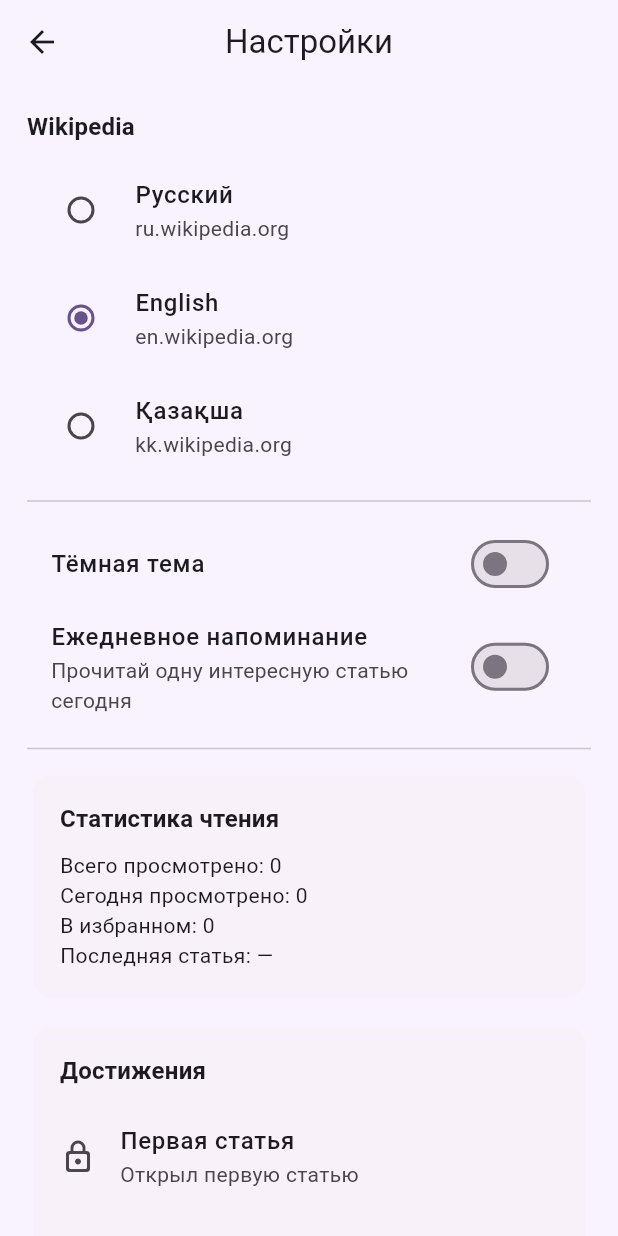
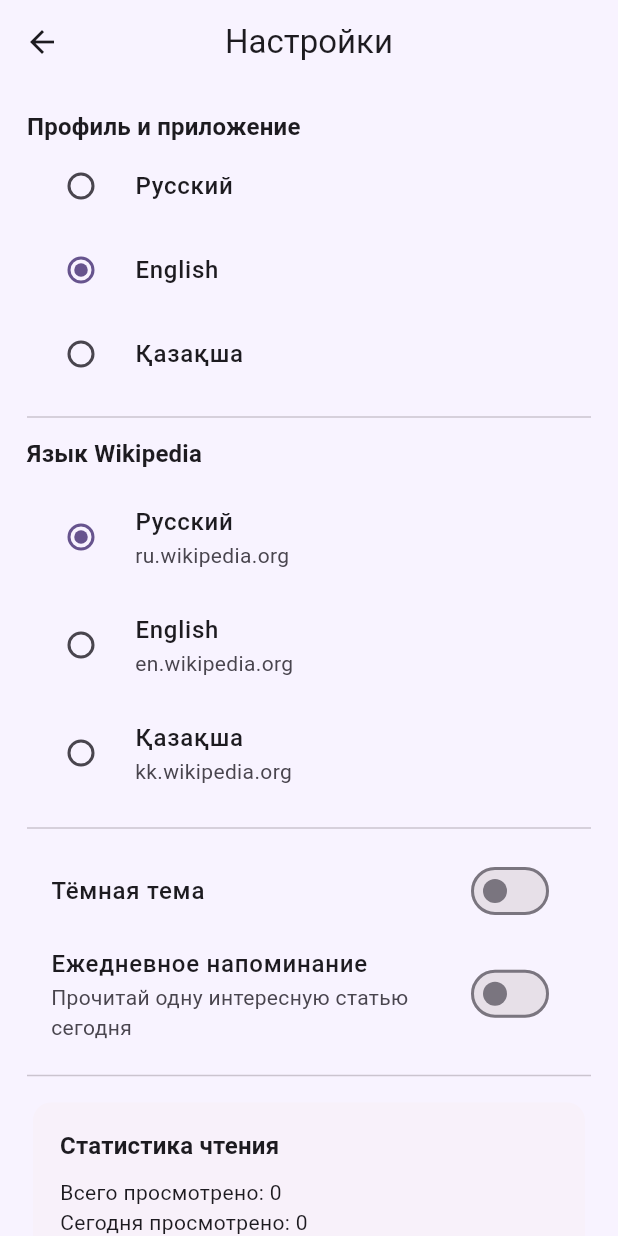
Before and after one commit to Yrysa/AndroidST, a Flutter app: the SettingsScreen screen opened directly, after a tap on "English", on a phone screen of 412 x 824 dp. Run offline on Flutter 3.47's test engine with Material 3 defaults, Android fonts, the phone set to English and light mode, and no system bars; our stand-ins replace share_plus, shared_preferences; accounts and stored records are empty; network calls fail.

Commit message:
Improve settings with app language and version 2.82.47

```diff
--- a/yrys/lib/features/settings/settings_screen.dart
+++ b/yrys/lib/features/settings/settings_screen.dart
@@ -1,13 +1,38 @@
 // made by Yrysa
 import 'package:flutter/material.dart';
+import 'package:shared_preferences/shared_preferences.dart';
 import 'package:url_launcher/url_launcher.dart';
 
 import '../../app/wiki_app_state.dart';
 import '../../app/wiki_state_scope.dart';
 import '../../core/constants/app_constants.dart';
 
-class SettingsScreen extends StatelessWidget {
+class SettingsScreen extends StatefulWidget {
   const SettingsScreen({super.key});
+
+  @override
+  State<SettingsScreen> createState() => _SettingsScreenState();
+}
+
+class _SettingsScreenState extends State<SettingsScreen> {
+  String _appLanguage = 'ru';
+
+  @override
+  void initState() {
+    super.initState();
+    _loadLanguage();
+  }
+
+  Future<void> _loadLanguage() async {
+    final prefs = await SharedPreferences.getInstance();
+    setState(() => _appLanguage = prefs.getString('app_language') ?? 'ru');
+  }
+
+  Future<void> _setAppLanguage(String value) async {
+    final prefs = await SharedPreferences.getInstance();
+    await prefs.setString('app_language', value);
+    setState(() => _appLanguage = value);
+  }
 
   Future<void> _openGithub() async {
     await launchUrl(Uri.parse(AppConstants.githubUrl), mode: LaunchMode.externalApplication);
@@ -21,7 +46,12 @@
       body: ListView(
         padding: const EdgeInsets.all(18),
         children: [
-          Text('Wikipedia', style: Theme.of(context).textTheme.titleMedium),
+          Text('Профиль и приложение', style: Theme.of(context).textTheme.titleMedium),
+          RadioListTile<String>(title: const Text('Русский'), value: 'ru', groupValue: _appLanguage, onChanged: (v) => _setAppLanguage(v!)),
+          RadioListTile<String>(title: const Text('English'), value: 'en', groupValue: _appLanguage, onChanged: (v) => _setAppLanguage(v!)),
+          RadioListTile<String>(title: const Text('Қазақша'), value: 'kk', groupValue: _appLanguage, onChanged: (v) => _setAppLanguage(v!)),
+          const Divider(height: 28),
+          Text('Язык Wikipedia', style: Theme.of(context).textTheme.titleMedium),
           const SizedBox(height: 8),
           for (final language in WikiLanguage.values)
             RadioListTile<WikiLanguage>(
@@ -50,28 +80,10 @@
           const SizedBox(height: 12),
           _AchievementsCard(state: state),
           const SizedBox(height: 12),
-          ListTile(
-            leading: const Icon(Icons.history_rounded),
-            title: const Text('Очистить историю'),
-            onTap: state.clearHistory,
-          ),
-          ListTile(
-            leading: const Icon(Icons.favorite_rounded),
-            title: const Text('Очистить избранное'),
-            onTap: state.clearFavorites,
-          ),
-          ListTile(
-            leading: const Icon(Icons.code_rounded),
-            title: const Text('Открыть GitHub автора'),
-            subtitle: const Text(AppConstants.githubUrl),
-            onTap: _openGithub,
-          ),
-          const AboutListTile(
-            icon: Icon(Icons.info_outline_rounded),
-            applicationName: AppConstants.appName,
-            applicationVersion: '1.1.0',
-            applicationLegalese: 'made by Yrysa',
-          ),
+          ListTile(leading: const Icon(Icons.history_rounded), title: const Text('Очистить историю'), onTap: state.clearHistory),
+          ListTile(leading: const Icon(Icons.favorite_rounded), title: const Text('Очистить избранное'), onTap: state.clearFavorites),
+          ListTile(leading: const Icon(Icons.code_rounded), title: const Text('Открыть GitHub автора'), subtitle: const Text(AppConstants.githubUrl), onTap: _openGithub),
+          const AboutListTile(icon: Icon(Icons.info_outline_rounded), applicationName: AppConstants.appName, applicationVersion: '2.82.47', applicationLegalese: 'made by Yrysa'),
         ],
       ),
     );
@@ -94,6 +106,7 @@
           Text('Всего просмотрено: ${state.totalRead}'),
           Text('Сегодня просмотрено: ${state.todayRead}'),
           Text('В избранном: ${state.favorites.length}'),
+          Text('Серия дней: ${state.streak}'),
           Text('Последняя статья: ${state.lastArticleTitle.isEmpty ? '—' : state.lastArticleTitle}'),
         ]),
       ),
```
